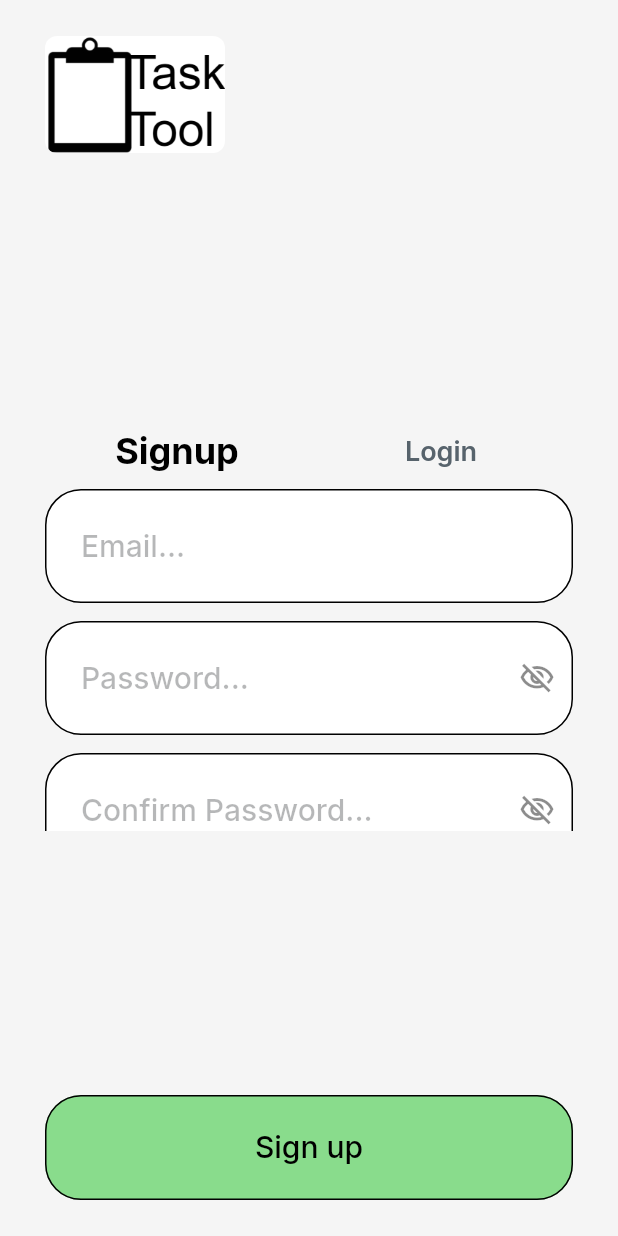
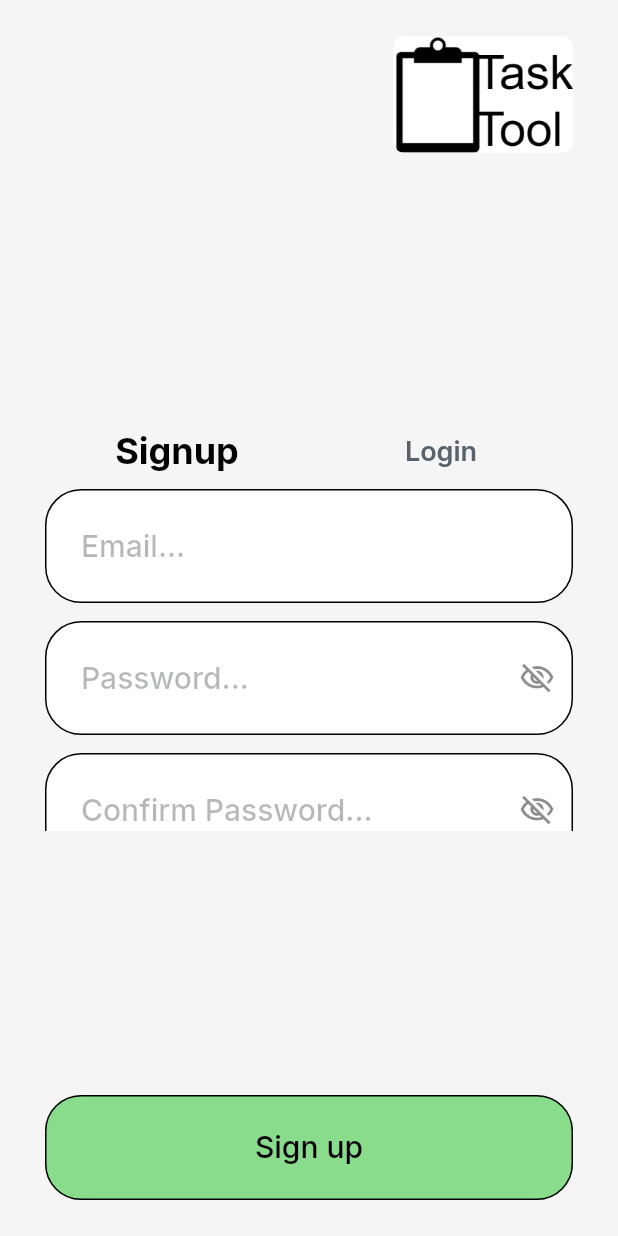
Before and after one commit to nicholaskurgan/TodoApp-FlutterFlow, a Flutter app: the screen it shows after launch, on a phone screen of 412 x 824 dp. Run offline on Flutter 3.47's test engine with Material 3 defaults, Android fonts, the phone set to English and light mode, and no system bars; drawn by our look-alikes of auto_size_text; our stand-ins replace cloud_firestore, easy_debounce, file_picker, firebase_auth, firebase_core, firebase_storage and 12 more; missing offline and left inert: json_path, mime_type; accounts and stored records are empty.

Commit message:
moved task logo to right of page

```diff
--- a/lib/login/login_widget.dart
+++ b/lib/login/login_widget.dart
@@ -79,12 +79,15 @@ class _LoginWidgetState extends State<LoginWidget>
                   mainAxisAlignment: MainAxisAlignment.spaceBetween,
                   crossAxisAlignment: CrossAxisAlignment.start,
                   children: [
-                    ClipRRect(
-                      borderRadius: BorderRadius.circular(8.0),
-                      child: Image.asset(
-                        'assets/images/Capture.PNG',
-                        width: 120.0,
-                        fit: BoxFit.cover,
+                    Align(
+                      alignment: const AlignmentDirectional(1.0, 0.0),
+                      child: ClipRRect(
+                        borderRadius: BorderRadius.circular(8.0),
+                        child: Image.asset(
+                          'assets/images/Capture.PNG',
+                          width: 120.0,
+                          fit: BoxFit.cover,
+                        ),
                       ),
                     ),
                     Container(
```
